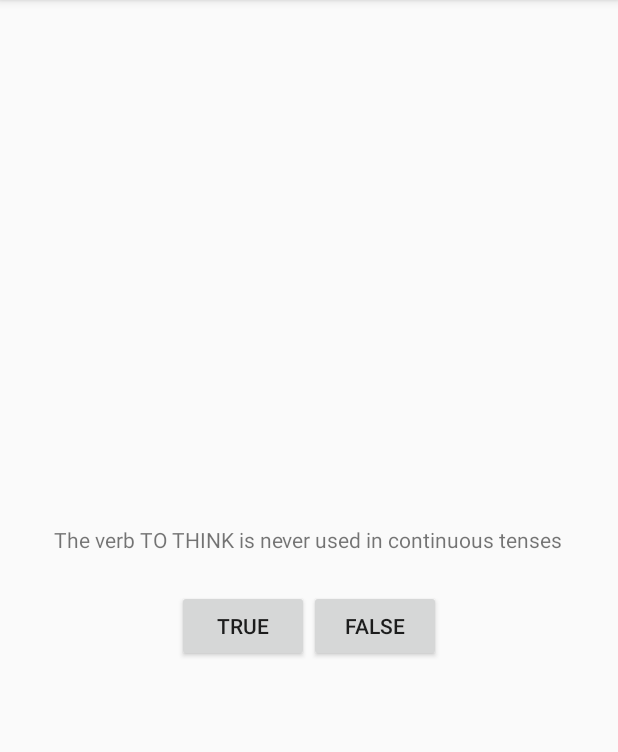
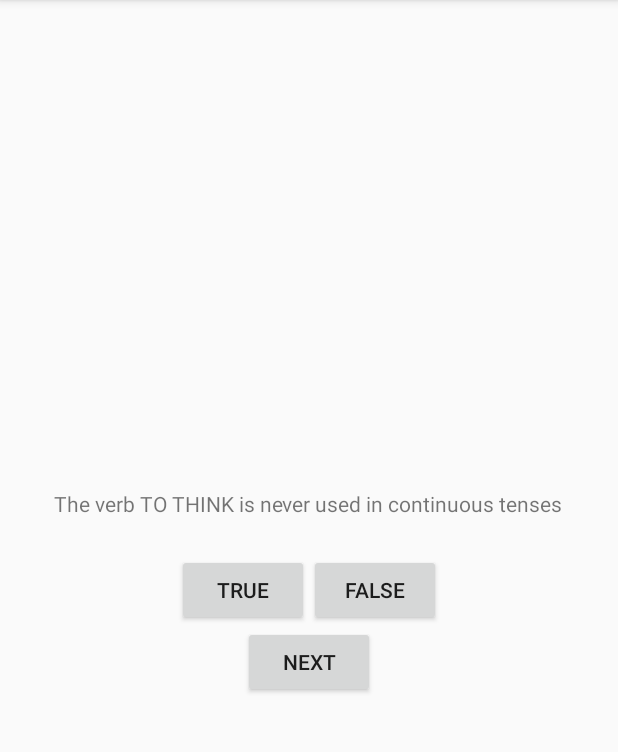
Before and after one commit to RozaliiaRusskikh/EnglishQuiz, an Android app: the screen it shows after launch (QuizActivity), on a phone screen of 412 x 824 dp, the part 84-836 px from its top. Run offline under Robolectric (Android 15) with nearby library versions, the phone set to English and light mode, and no system bars.

Commit message:
Next button added

```diff
--- a/app/src/main/java/com/e/englishquiz/QuizActivity.java
+++ b/app/src/main/java/com/e/englishquiz/QuizActivity.java
@@ -3,12 +3,34 @@ package com.e.englishquiz;
 import androidx.appcompat.app.AppCompatActivity;
 
 import android.os.Bundle;
+import android.view.Gravity;
+import android.view.View;
+import android.widget.Button;
+import android.widget.Toast;
 
 public class QuizActivity extends AppCompatActivity {
+
+    private Button mTrueButton;
+    private Button mFalseButton;
 
     @Override
     protected void onCreate(Bundle savedInstanceState) {
         super.onCreate(savedInstanceState);
         setContentView(R.layout.activity_quiz);
+        mTrueButton = (Button) findViewById(R.id.true_button);
+        mTrueButton.setOnClickListener(new View.OnClickListener() {
+            @Override
+            public void onClick(View view) {
+                Toast.makeText(QuizActivity.this, R.string.correct_toast, Toast.LENGTH_SHORT).show();
+            }
+        });
+
+        mFalseButton = (Button) findViewById(R.id.false_button);
+        mFalseButton.setOnClickListener(new View.OnClickListener() {
+            @Override
+            public void onClick(View view) {
+                Toast.makeText(QuizActivity.this, R.string.incorrect_toast, Toast.LENGTH_SHORT).show();
+            }
+        });
     }
 }
--- a/app/src/main/res/layout/activity_quiz.xml
+++ b/app/src/main/res/layout/activity_quiz.xml
@@ -8,7 +8,7 @@
     <TextView
         android:layout_width="wrap_content"
         android:layout_height="wrap_content"
-        android:text="The verb TO THINK is never used in continuous tenses"
+        android:text="@string/question_text"
         android:padding="24dp"/>
 
     <LinearLayout
@@ -17,13 +17,20 @@
         android:orientation="horizontal">
 
         <Button
+            android:id="@+id/true_button"
             android:layout_width="match_parent"
             android:layout_height="wrap_content"
-            android:text="true"/>
+            android:text="@string/true_button"/>
 
         <Button
+            android:id="@+id/false_button"
             android:layout_width="wrap_content"
             android:layout_height="wrap_content"
-            android:text="false"/>
+            android:text="@string/false_button"/>
     </LinearLayout>
+
+    <Button
+        android:layout_width="wrap_content"
+        android:layout_height="wrap_content"
+        android:text="@string/next_button"/>
 </LinearLayout>
--- a/app/src/main/res/values/strings.xml
+++ b/app/src/main/res/values/strings.xml
@@ -1,3 +1,9 @@
 <resources>
     <string name="app_name">EnglishQuiz</string>
+    <string name="question_text">The verb TO THINK is never used in continuous tenses</string>
+    <string name="true_button">True</string>
+    <string name="false_button">False</string>
+    <string name="correct_toast">Correct</string>
+    <string name="incorrect_toast">Incorrect</string>
+    <string name="next_button">Next</string>
 </resources>
```
Also changed, not shown: app/src/main/java/com/e/englishquiz/Question.java (+23 -0 lines).
